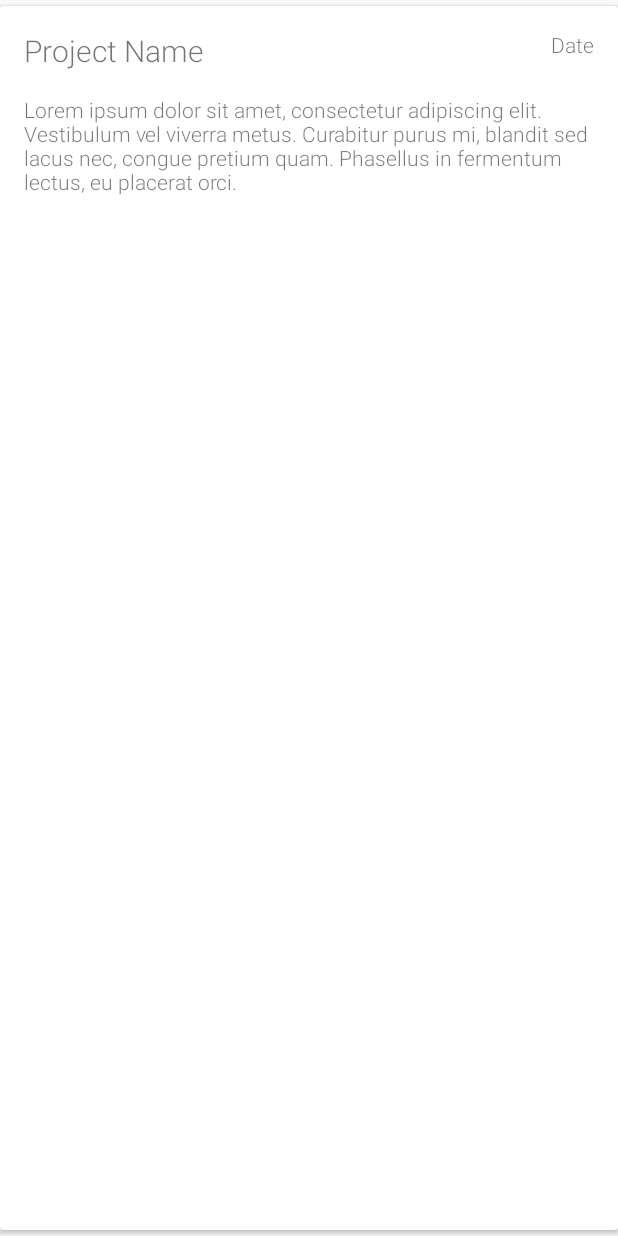
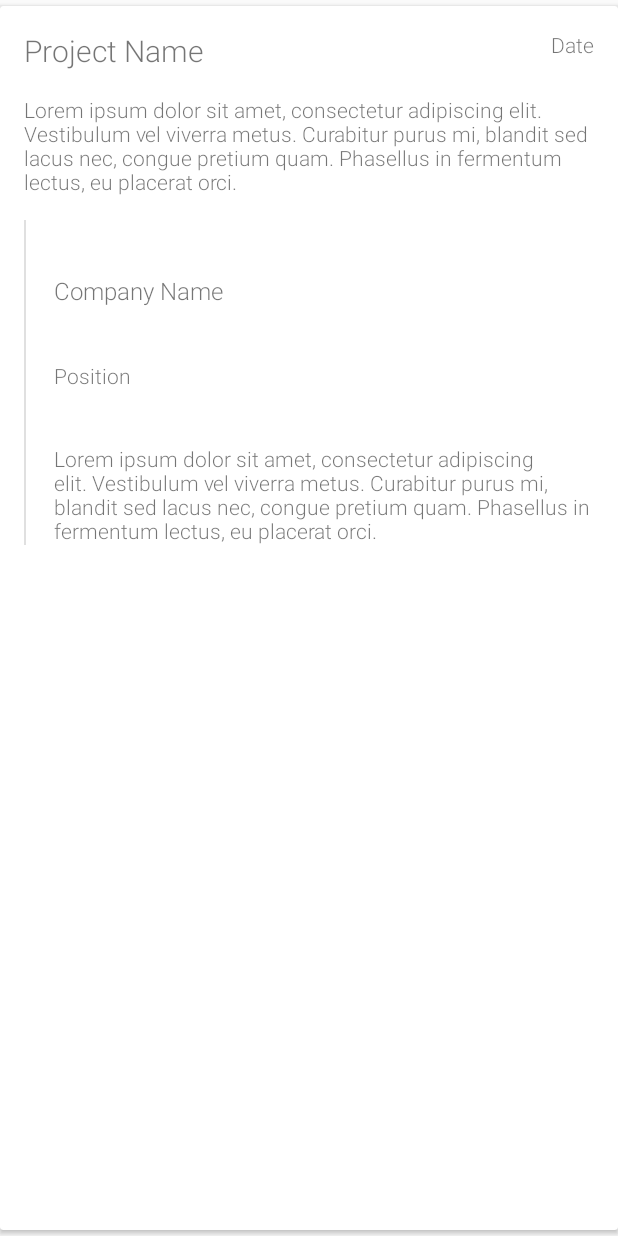
Before and after one commit to 00-00-00/Portfolio, an Android app: the ProjectDetailActivity screen opened directly, with no data from a screen before it, on a phone screen of 412 x 824 dp. Run offline under Robolectric (Android 15) with nearby library versions, the phone set to English and light mode, and no system bars; our stand-ins replace ButterKnife, data binding; libraries missing offline, so code that uses them is left out: rx.subjects, rx.subscriptions.

Commit message:
1. Activity Project Detail layout

```diff
--- a/app/src/main/res/layout/activity_project_detail.xml
+++ b/app/src/main/res/layout/activity_project_detail.xml
@@ -48,6 +48,52 @@
           android:layout_marginRight="@dimen/view_margin_size2"
           android:text="@string/project_description"
           />
+
+      <View
+          android:id="@+id/a_project_detail_divider1"
+          android:layout_width="@dimen/divider"
+          android:layout_height="wrap_content"
+          android:layout_alignBottom="@id/a_project_detail_role"
+          android:layout_alignLeft="@id/a_project_detail_description"
+          android:layout_below="@id/a_project_detail_description"
+          android:background="@color/md_light_dividers"
+          />
+
+      <TextView
+          android:id="@+id/a_project_detail_organisation"
+          android:layout_width="match_parent"
+          android:layout_height="wrap_content"
+          android:layout_below="@id/a_project_detail_description"
+          android:layout_marginLeft="@dimen/view_margin_size4"
+          android:layout_marginRight="@dimen/view_margin_size2"
+          android:layout_marginTop="@dimen/view_margin_size4"
+          android:text="Company Name"
+          android:textSize="16sp"
+          />
+
+      <TextView
+          android:id="@+id/a_project_detail_position"
+          android:layout_width="match_parent"
+          android:layout_height="wrap_content"
+          android:layout_below="@id/a_project_detail_organisation"
+          android:layout_marginLeft="@dimen/view_margin_size4"
+          android:layout_marginRight="@dimen/view_margin_size2"
+          android:layout_marginTop="@dimen/view_margin_size4"
+          android:text="Position"
+          />
+
+
+      <TextView
+          android:id="@+id/a_project_detail_role"
+          android:layout_width="match_parent"
+          android:layout_height="wrap_content"
+          android:layout_below="@id/a_project_detail_position"
+          android:layout_marginBottom="@dimen/view_margin_size2"
+          android:layout_marginLeft="@dimen/view_margin_size4"
+          android:layout_marginRight="@dimen/view_margin_size2"
+          android:layout_marginTop="@dimen/view_margin_size4"
+          android:text="@string/project_description"
+          />
     </RelativeLayout>
 
   </android.support.v7.widget.CardView>
--- a/app/src/main/res/values/strings.xml
+++ b/app/src/main/res/values/strings.xml
@@ -10,4 +10,5 @@
   <string name="scroll_for_more">Scroll down</string>
   <string name="quote_elie_wiesel">The opposite of life is not death, it\'s indifference</string>
   <string name="descibe_me">Creative, Dedicated, Passionate, Rational and Objective</string>
+  <string name="role_description">Lorem ipsum dolor sit amet, consectetur adipiscing elit.\n\n Vestibulum vel viverra metus. Curabitur purus mi, blandit sed lacus nec, congue pretium quam.\n\n Phasellus in fermentum lectus, eu placerat orci.</string>
 </resources>
```
